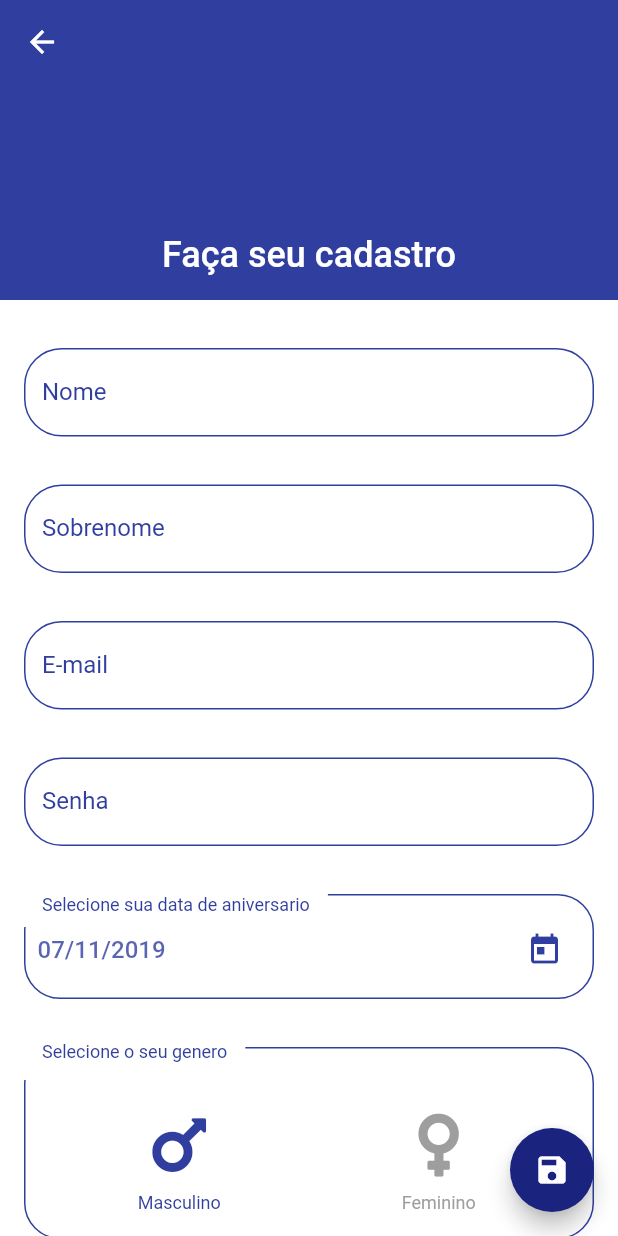
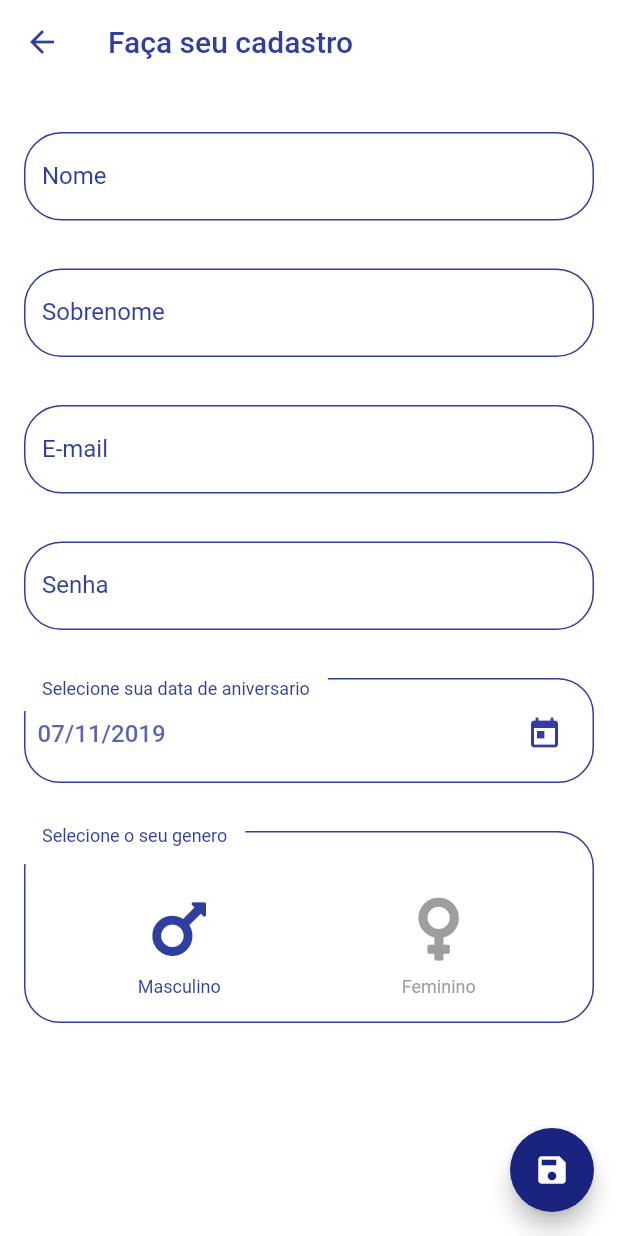
Before and after one commit to gabrielferreir/health-booklet-app, a Flutter app: the RegisterUserPage screen opened directly, on a phone screen of 412 x 824 dp. Run offline on Flutter 3.47's test engine with Material 2 defaults, Android fonts, the phone set to English and light mode, and no system bars; our stand-ins replace bloc, bottom_navy_bar, equatable, flutter_bloc, font_awesome_flutter, shared_preferences and 1 more; accounts and stored records are empty.

```diff
--- a/lib/main/register_user/register_user_content.dart
+++ b/lib/main/register_user/register_user_content.dart
@@ -41,31 +41,14 @@ class _RegisterUserContentState extends State<RegisterUserContent> {
             if (state.stateRegister == StateRegister.registered) _goToLogin();
           }
         },
-        child: NestedScrollView(
-            headerSliverBuilder:
-                (BuildContext context, bool innerBoxIsScrolled) {
-              return <Widget>[
-                SliverAppBar(
-                    expandedHeight: 200.0,
-                    floating: false,
-                    pinned: true,
-                    flexibleSpace: FlexibleSpaceBar(
-                        centerTitle: true,
-                        title: Text("Faça seu cadastro",
-                            style: TextStyle(
-                              color: Colors.white,
-                              fontSize: 16.0,
-                            ))))
-              ];
-            },
-            body: ListView(padding: EdgeInsets.all(16.0), children: <Widget>[
+        child: ListView(padding: EdgeInsets.all(16.0), children: <Widget>[
           input(label: 'Nome', controller: widget.name),
           input(label: 'Sobrenome', controller: widget.lastName),
           input(label: 'E-mail', controller: widget.email),
           input(label: 'Senha', controller: widget.pass),
           DateField(callback: widget.birthdayCallback, selectedDate: widget.birthday),
           Genre(callback: widget.isMaleCallback, isMale: widget.isMale)
-            ])));
+        ]));
   }
 
   Widget input(
--- a/lib/main/register_user/register_user_page.dart
+++ b/lib/main/register_user/register_user_page.dart
@@ -48,6 +48,15 @@ class _RegisterUserPageState extends State<RegisterUserPage> {
                     ? CircularProgressIndicator(
                         valueColor: AlwaysStoppedAnimation<Color>(Colors.white))
                     : Icon(Icons.save)),
+            appBar: AppBar(
+              title: Text('Faça seu cadastro',
+                  style: TextStyle(color: Theme.of(context).primaryColor)),
+              backgroundColor: Colors.transparent,
+              iconTheme: IconThemeData(
+                color: Theme.of(context).primaryColor
+              ),
+              elevation: 0.0,
+            ),
             body: RegisterUserContent(
               registerUserBloc: registerUserBloc,
               name: name,
--- a/lib/main/vaccines_booklet/vaccines_booklet_content.dart
+++ b/lib/main/vaccines_booklet/vaccines_booklet_content.dart
@@ -99,8 +99,8 @@ class VaccineItemList extends StatelessWidget {
         onPressed: () {
           Navigator.of(context).push(MaterialPageRoute(
               builder: (context) => DetailPage(personVaccine: personVaccine)));
-        },
-      ),
+        }
+      )
     );
   }
 }
```
Also changed, not shown: lib/main/booklet/booklet_content.dart (+13 -4 lines), lib/main/home/home_content.dart (+15 -5 lines). Lines whose indentation alone changed are shown as unchanged.
